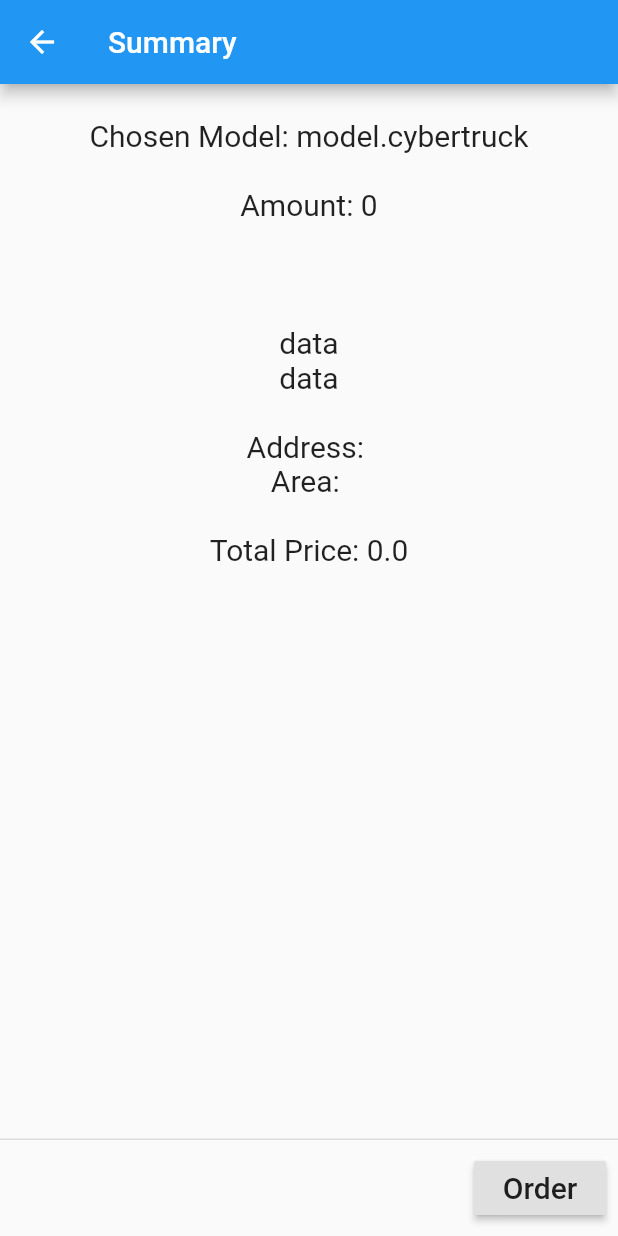
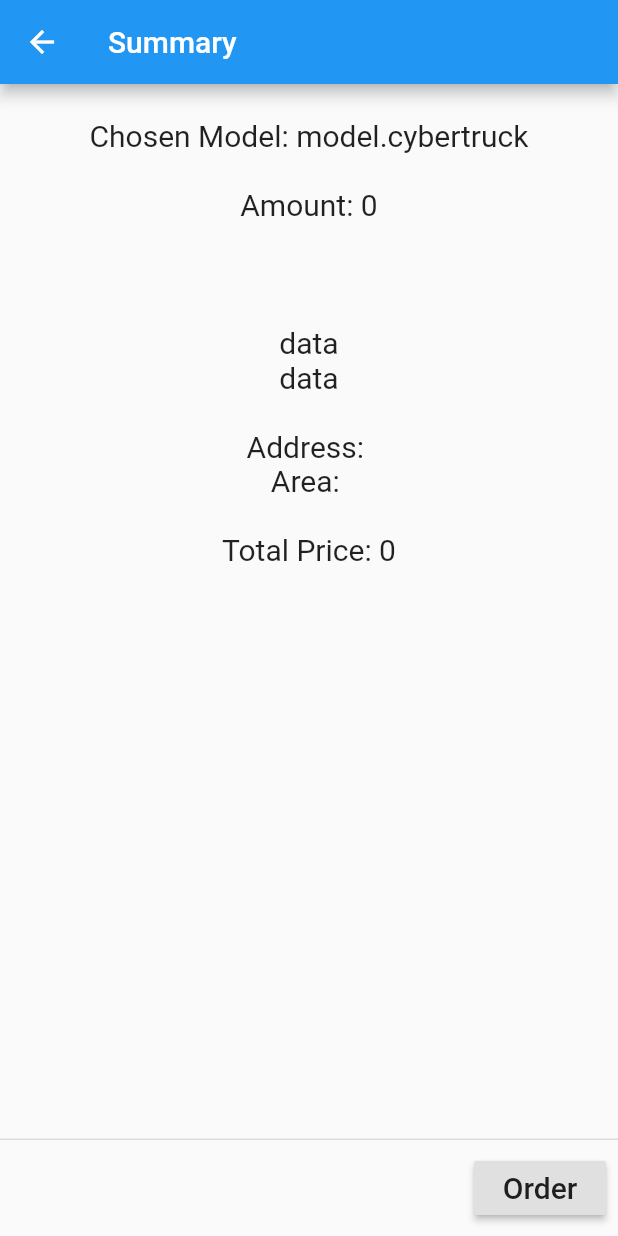
Before and after one commit to drewnorwick/UIPROJECT1, a Flutter app: the Summary screen opened directly with empty values, on a phone screen of 412 x 824 dp. Run offline on Flutter 3.47's test engine with Material 2 defaults, Android fonts, the phone set to English and light mode, and no system bars.

Commit message:
more connecting pagaes

```diff
--- a/ui_project1/lib/customOrder.dart
+++ b/ui_project1/lib/customOrder.dart
@@ -190,7 +190,7 @@ class _CustomOrderState extends State<CustomOrder> {
                         context,
                         MaterialPageRoute(
                             builder: (context) =>
-                                OptionalFeatures(totalPrice, _teslaModel)));
+                                OptionalFeatures(totalPrice, _teslaModel, quantity)));
                   }),
             ],
           )),
--- a/ui_project1/lib/summary.dart
+++ b/ui_project1/lib/summary.dart
@@ -1,16 +1,15 @@
 import 'package:flutter/material.dart';
+import 'package:ui_project1/customOrder.dart';
 import './confirmation.dart';
-
-enum model { modelS, model3, modelX, modelY, cybertruck }
 
 class Summary extends StatelessWidget {
   final model chosenModel = model.cybertruck;
   final String address;
   final String area;
-  final double total;
-  final int amount;
+  final int total;
+  final int quantity;
 
-  Summary(this.address, this.area, this.total, this.amount);
+  Summary(this.address, this.area, this.total, this.quantity);
   @override
   Widget build(BuildContext context) {
     return Scaffold(
@@ -22,7 +21,7 @@ class Summary extends StatelessWidget {
           '\nChosen Model: ${chosenModel.toString()}\n',
           style: TextStyle(fontSize: 20),
         ),
-        Text('Amount: ${amount.toString()}\n\n\n',style: TextStyle(fontSize: 20)),
+        Text('Amount: ${quantity.toString()}\n\n\n',style: TextStyle(fontSize: 20)),
         Container(
           child: Text('data',style: TextStyle(fontSize: 20)),
         ),
```
Also changed, not shown: ui_project1/lib/optionalFeatures.dart (+15 -4 lines).
